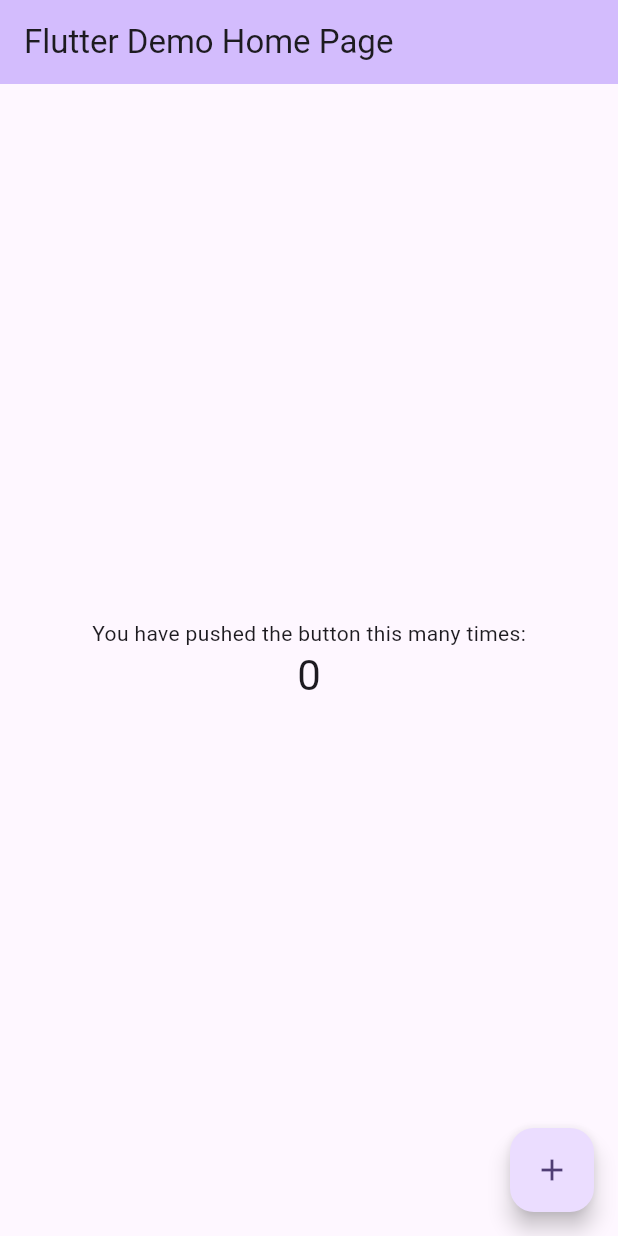
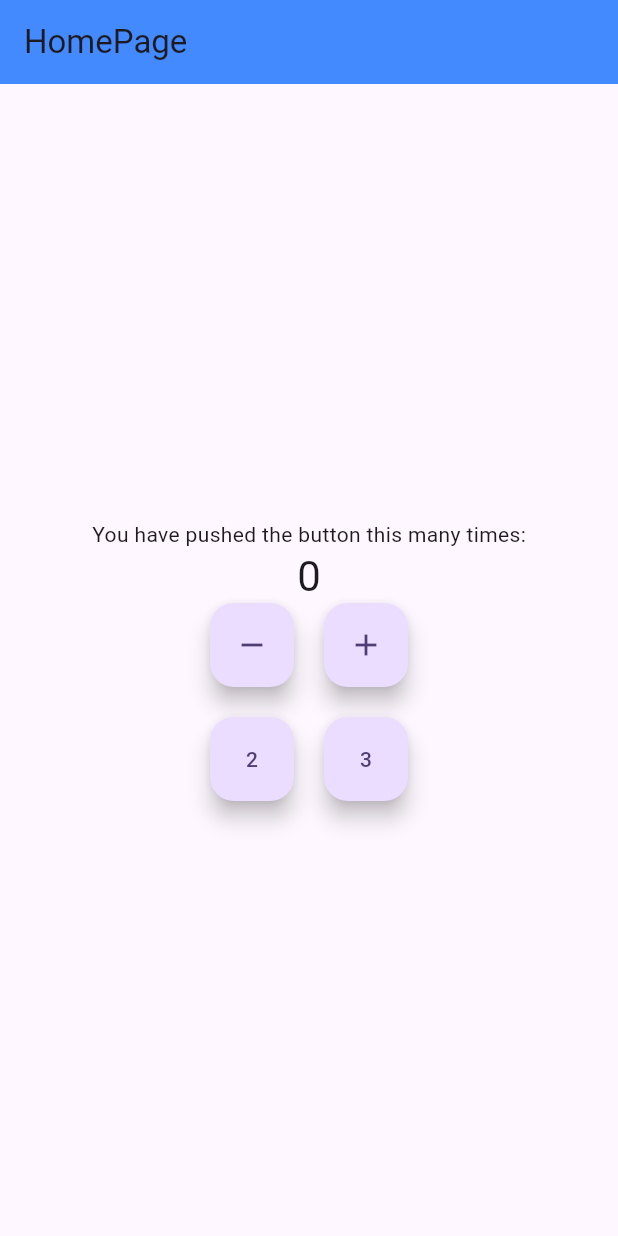
Before and after one commit to Demetre-Panjakidze/counter_app, a Flutter app: the screen it shows after launch, on a phone screen of 412 x 824 dp. Run offline on Flutter 3.47's test engine with Material 2 defaults, Android fonts, the phone set to English and light mode, and no system bars; our stand-ins replace bloc, flutter_bloc.

Commit message:
finished it

```diff
--- a/lib/logic/cubit/counter_state.dart
+++ b/lib/logic/cubit/counter_state.dart
@@ -2,8 +2,10 @@ part of 'counter_cubit.dart';
 
 class CounterState {
   final int counterValue;
+  final bool? wasIncremented;
 
   const CounterState({
     required this.counterValue,
+    this.wasIncremented,
   });
 }
--- a/lib/main.dart
+++ b/lib/main.dart
@@ -1,68 +1,27 @@
+import 'package:counter_app/logic/cubit/counter_cubit.dart';
+import 'package:counter_app/presentation/router/app_router.dart';
 import 'package:flutter/material.dart';
+import 'package:flutter_bloc/flutter_bloc.dart';
 
 void main() {
-  runApp(const MyApp());
+  runApp(MyApp());
 }
 
 class MyApp extends StatelessWidget {
-  const MyApp({super.key});
+  MyApp({super.key});
+  final AppRouter _appRouter = AppRouter();
 
   @override
   Widget build(BuildContext context) {
-    return MaterialApp(
-      title: 'Flutter Demo',
-      theme: ThemeData(
-        colorScheme: ColorScheme.fromSeed(seedColor: Colors.deepPurple),
-        useMaterial3: true,
-      ),
-      home: const MyHomePage(title: 'Flutter Demo Home Page'),
-    );
-  }
-}
-
-class MyHomePage extends StatefulWidget {
-  const MyHomePage({super.key, required this.title});
-
-  final String title;
-
-  @override
-  State<MyHomePage> createState() => _MyHomePageState();
-}
-
-class _MyHomePageState extends State<MyHomePage> {
-  int _counter = 0;
-
-  void _incrementCounter() {
-    setState(() {
-      _counter++;
-    });
-  }
-
-  @override
-  Widget build(BuildContext context) {
-    return Scaffold(
-      appBar: AppBar(
-        backgroundColor: Theme.of(context).colorScheme.inversePrimary,
-        title: Text(widget.title),
-      ),
-      body: Center(
-        child: Column(
-          mainAxisAlignment: MainAxisAlignment.center,
-          children: <Widget>[
-            const Text(
-              'You have pushed the button this many times:',
-            ),
-            Text(
-              '$_counter',
-              style: Theme.of(context).textTheme.headlineMedium,
-            ),
-          ],
+    return BlocProvider(
+      create: (context) => CounterCubit(),
+      child: MaterialApp(
+        title: 'Flutter Demo',
+        theme: ThemeData(
+          colorScheme: ColorScheme.fromSeed(seedColor: Colors.deepPurple),
+          useMaterial3: true,
         ),
-      ),
-      floatingActionButton: FloatingActionButton(
-        onPressed: _incrementCounter,
-        tooltip: 'Increment',
-        child: const Icon(Icons.add),
+        onGenerateRoute: _appRouter.onGeneratedRoute,
       ),
     );
   }
--- a/lib/presentation/screens/homePage.dart
+++ b/lib/presentation/screens/homePage.dart
@@ -1,10 +1,102 @@
+import 'package:counter_app/logic/cubit/counter_cubit.dart';
 import 'package:flutter/material.dart';
+import 'package:flutter_bloc/flutter_bloc.dart';
 
-class HomePage extends StatelessWidget {
-  const HomePage({super.key});
+class HomePage extends StatefulWidget {
+  const HomePage({super.key, required this.title, required this.color});
+
+  final String title;
+  final Color color;
 
   @override
+  State<HomePage> createState() => _HomePageState();
+}
+
+class _HomePageState extends State<HomePage> {
+  @override
   Widget build(BuildContext context) {
-    return const Placeholder();
+    return Scaffold(
+      appBar: AppBar(
+        backgroundColor: widget.color,
+        title: Text(widget.title),
+      ),
+      body: BlocConsumer<CounterCubit, CounterState>(
+        listener: (context, state) {
+          ScaffoldMessenger.of(context).clearSnackBars();
+          ScaffoldMessenger.of(context).showSnackBar(
+            state.wasIncremented == true
+                ? const SnackBar(
+                    content: Text('Incremented!'),
+                    duration: Duration(seconds: 1),
+                  )
+                : const SnackBar(
+                    content: Text('Decremented!'),
+                    duration: Duration(seconds: 1),
+                  ),
+          );
+        },
+        builder: (context, state) {
+          return Center(
+            child: Column(
+              mainAxisAlignment: MainAxisAlignment.center,
+              children: <Widget>[
+                const Text(
+                  'You have pushed the button this many times:',
+                ),
+                Text(
+                  state.counterValue.toString(),
+                  style: Theme.of(context).textTheme.headlineMedium,
+                ),
+                Row(
+                  mainAxisAlignment: MainAxisAlignment.center,
+                  children: [
+                    FloatingActionButton(
+                      onPressed:
+                          BlocProvider.of<CounterCubit>(context).decrement,
+                      tooltip: 'Decrement',
+                      child: const Icon(Icons.remove),
+                    ),
+                    const SizedBox(
+                      width: 20,
+                    ),
+                    FloatingActionButton(
+                      onPressed:
+                          BlocProvider.of<CounterCubit>(context).increment,
+                      tooltip: 'Increment',
+                      child: const Icon(Icons.add),
+                    ),
+                  ],
+                ),
+                const SizedBox(
+                  height: 20,
+                ),
+                Row(
+                  mainAxisAlignment: MainAxisAlignment.center,
+                  children: [
+                    FloatingActionButton(
+                      onPressed: () {
+                        Navigator.of(context).pushNamed('/secondPage');
+                      },
+                      tooltip: 'Second page',
+                      child: const Text('2'),
+                    ),
+                    const SizedBox(
+                      width: 20,
+                    ),
+                    FloatingActionButton(
+                      onPressed: () {
+                        Navigator.of(context).pushNamed('/thirdPage');
+                      },
+                      tooltip: 'Third page',
+                      child: const Text('3'),
+                    ),
+                  ],
+                ),
+              ],
+            ),
+          );
+        },
+      ),
+    );
   }
 }
```
Also changed, not shown: lib/logic/cubit/counter_cubit.dart (+12 -2 lines), lib/presentation/router/app_router.dart (+14 -5 lines), lib/presentation/screens/secondPage.dart (+18 -3 lines), lib/presentation/screens/thirdPage.dart (+17 -2 lines).
